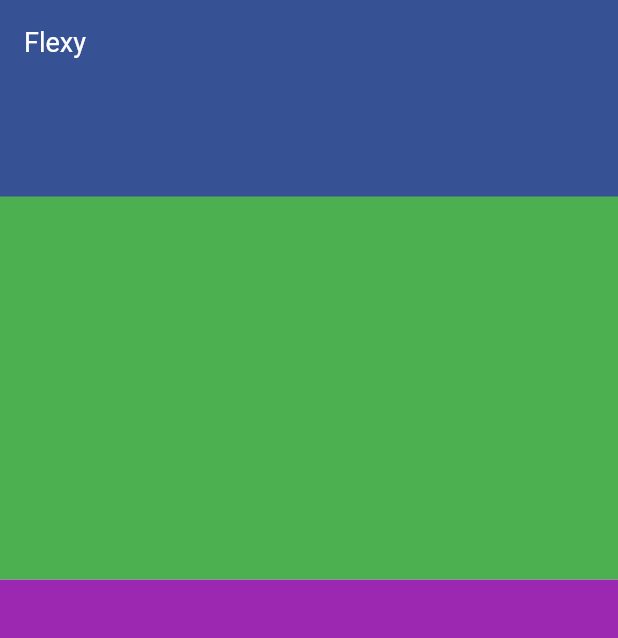
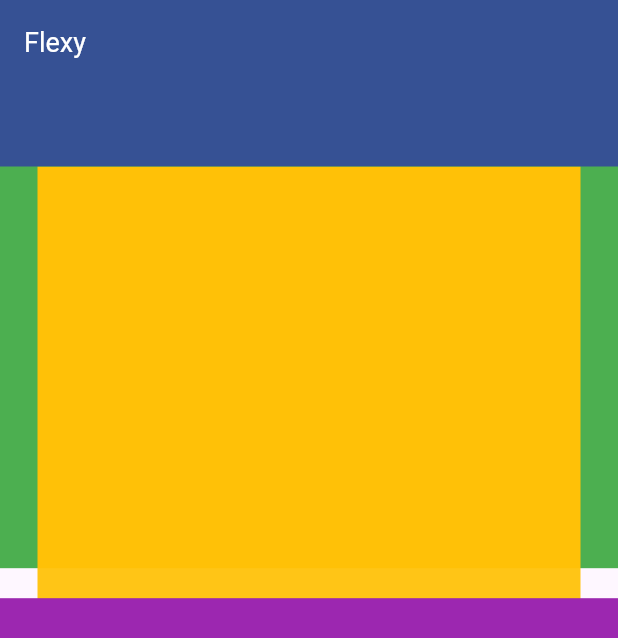
Before and after one commit to hanifaslam/appflexy, a Flutter app: the LoginView screen opened by its route, after a tap on "Masuk", on a phone screen of 412 x 824 dp. Shown: the top 638 px of the screen. Run offline on Flutter 3.47's test engine with Material 3 defaults, Android fonts, the phone set to English and light mode, and no system bars; our stand-ins replace get.

Commit message:
lanjutan homepage

```diff
--- a/lib/app/modules/home/views/home_view.dart
+++ b/lib/app/modules/home/views/home_view.dart
@@ -28,12 +28,28 @@
             color: const Color(0xff365194),
           ),
           Container(
-            margin: EdgeInsets.only(top: 75),
+            margin: EdgeInsets.only(top: 55),
             child: Column(
               children: [
                 Container(
-                  height: Get.height * 0.310,
+                  height: Get.height * 0.325,
                   color: Colors.green,
+                  child: Column(
+                    children: [
+                      ClipPath(
+                        clipper: ClipInfoClass(),
+                        child: Container(
+                          margin: EdgeInsets.symmetric(horizontal: 25),
+                          height: 289,
+                          color: Colors.amber,
+                        ),
+                      )
+                    ],
+                  ),
+                ),
+                Container(
+                  height: 20,
+                  color: Color(0xfffffff),
                 ),
                 Expanded(
                   child: Container(
@@ -47,6 +63,33 @@
       ),
     );
   }
+}
+
+
+
+
+// for class clipPath
+
+class ClipInfoClass extends CustomClipper<Path> {
+  @override
+  Path getClip(Size size) {
+    var path = Path();
+    path.lineTo(0.0, size.height);
+
+    var FirstControlPoint = Offset(size.width, size.height);
+    var FirstPoint = Offset(size.width, size.height);
+
+    path.quadraticBezierTo(FirstControlPoint.dx, FirstControlPoint.dy,
+        FirstPoint.dx, FirstPoint.dy);
+
+    path.lineTo(size.width, 0.0);
+    path.close();
+
+    return path;
+  }
+
+  @override
+  bool shouldReclip(covariant CustomClipper<Path> oldClipper) => false;
 }
 
 class ClipPathClass extends CustomClipper<Path> {
--- a/lib/app/routes/app_pages.dart
+++ b/lib/app/routes/app_pages.dart
@@ -4,8 +4,6 @@
 import '../modules/home/views/home_view.dart';
 import '../modules/login/bindings/login_binding.dart';
 import '../modules/login/views/login_view.dart';
-import '../modules/profile/bindings/profile_binding.dart';
-import '../modules/profile/views/profile_view.dart';
 
 part 'app_routes.dart';
 
--- a/lib/main.dart
+++ b/lib/main.dart
@@ -11,12 +11,12 @@
 class MyApp extends StatelessWidget {
   @override
   Widget build(BuildContext context) {
-    // return GetMaterialApp(
-    //   debugShowCheckedModeBanner: false,
-    //   title: "Application",
-    //   initialRoute: Routes.HOME,
-    //   getPages: AppPages.routes,
-    // );
+    return GetMaterialApp(
+      debugShowCheckedModeBanner: false,
+      title: "Application",
+      initialRoute: Routes.HOME,
+      getPages: AppPages.routes,
+    );
     return FutureBuilder(
       future: Future.delayed(Duration(seconds: 3)),
       builder: (context, snapshot) {
```
